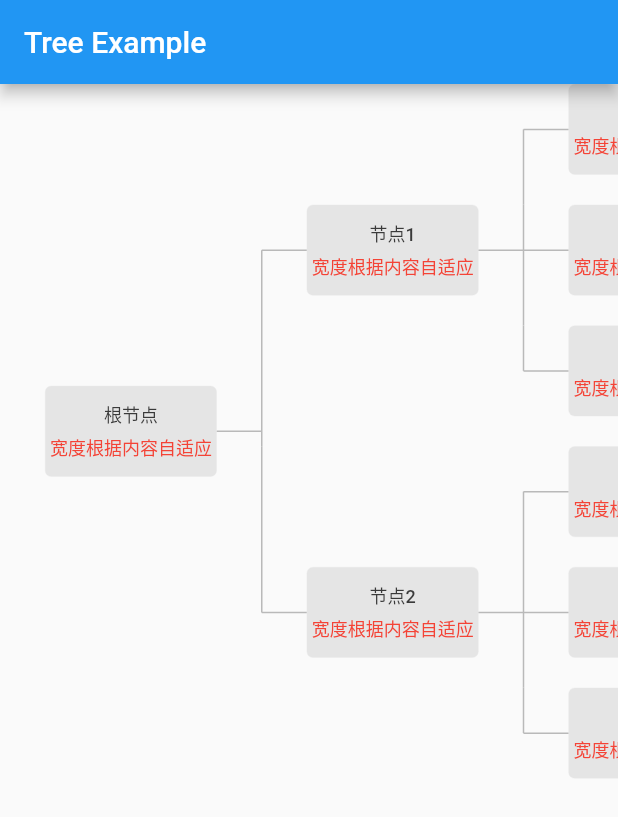
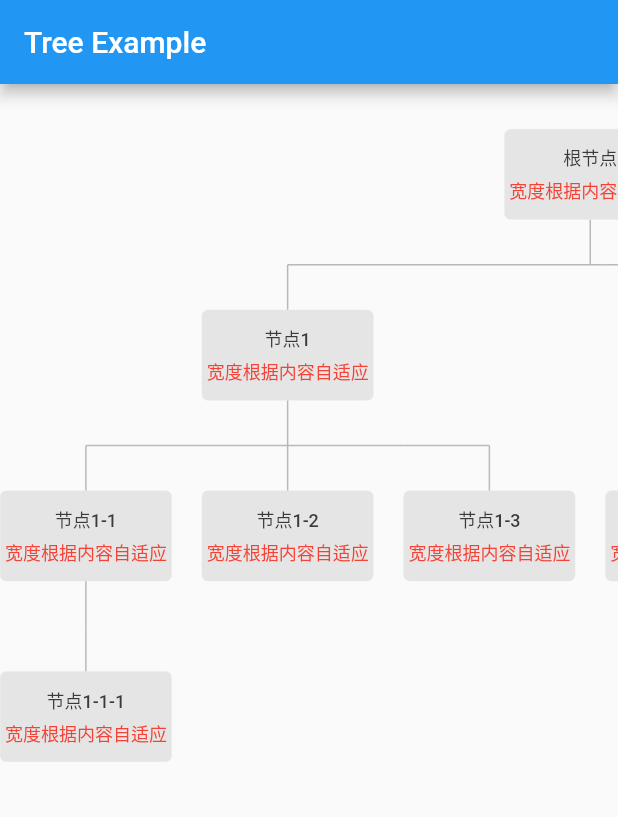
Before and after one commit to WillieWu/w_flutter_tree, a Flutter app: the screen it shows after launch, on a phone screen of 412 x 824 dp. Shown: the top 817 px of the screen. Run offline on Flutter 3.47's test engine with Material 2 defaults, Android fonts, the phone set to English and light mode, and no system bars.

Commit message:
feat: 新增树形图方向

```diff
--- a/example/lib/custom_tree_node.dart
+++ b/example/lib/custom_tree_node.dart
@@ -38,14 +38,6 @@ class CustomTreeNodeWidget extends StatelessWidget {
         // const SizedBox(
         //   width: 3,
         // ),
-        if (data.getChildren.isEmpty)
-          const Padding(
-            padding: EdgeInsets.only(top: 16),
-            child: Icon(
-              Icons.add,
-              color: Colors.pink,
-            ),
-          )
       ],
     );
   }
--- a/example/lib/main.dart
+++ b/example/lib/main.dart
@@ -33,7 +33,9 @@ class _MyAppState extends State<MyApp> {
               scrollDirection: Axis.horizontal,
               physics: const AlwaysScrollableScrollPhysics(),
               child: TreeWidget<TreeModel>(
-                style: CustomTreeNodeStyle(),
+                style: CustomTreeNodeStyle(
+                  direction: Axis.vertical,
+                ),
                 node: TreeModel(
                   name: '根节点',
                   trees: [
--- a/lib/tree/custom_tree_style.dart
+++ b/lib/tree/custom_tree_style.dart
@@ -1,29 +1,32 @@
-import 'dart:ui';
-
+import 'package:flutter/material.dart';
 import 'package:w_flutter_tree/tree/custom_tree_widget.dart';
 
 class CustomTreeNodeStyle {
   CustomTreeNodeStyle({
-    this.leadingWidth = 30,
-    this.trailingWidth = 30,
-    this.bottomSpace = 20,
+    this.direction = Axis.horizontal,
+    this.mainAxisLeadingWidth = 30,
+    this.mainAxisTrailingWidth = 30,
+    this.crossAxisSpace = 20,
     this.strokeColor = const Color(0xFFB9B9B9),
     this.strokeWidth = 1,
   });
 
+  /// 树形图方向
+  final Axis direction;
+
   /// 盒子间距相关
-  final double leadingWidth;
-  final double trailingWidth;
-  final double bottomSpace;
+  final double mainAxisLeadingWidth;
+  final double mainAxisTrailingWidth;
+  final double crossAxisSpace;
 
   /// 树形图线的配置
   final double strokeWidth;
   final Color strokeColor;
 
   bool shouldRepaint(CustomTreeNodeStyle oldStyle) {
-    if (leadingWidth != oldStyle.leadingWidth ||
-        trailingWidth != oldStyle.trailingWidth ||
-        bottomSpace != oldStyle.bottomSpace ||
+    if (mainAxisLeadingWidth != oldStyle.mainAxisLeadingWidth ||
+        mainAxisTrailingWidth != oldStyle.mainAxisTrailingWidth ||
+        crossAxisSpace != oldStyle.crossAxisSpace ||
         strokeWidth != oldStyle.strokeWidth ||
         strokeColor != oldStyle.strokeColor) {
       return true;
```
Also changed, not shown: lib/tree/custom_tree_widget.dart (+45 -21 lines).
